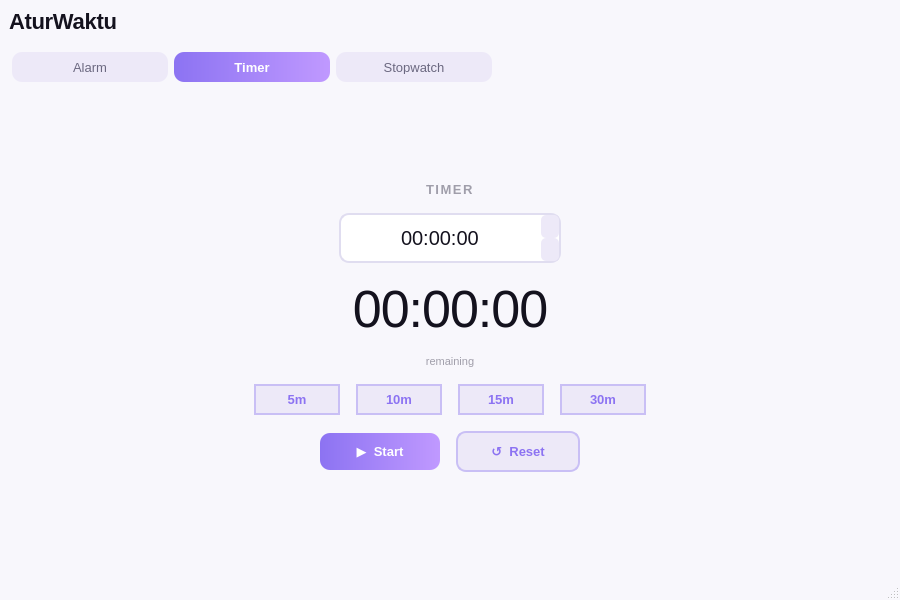
Qt form mainwindow.ui (Dull993/AturWaktu) before a commit.
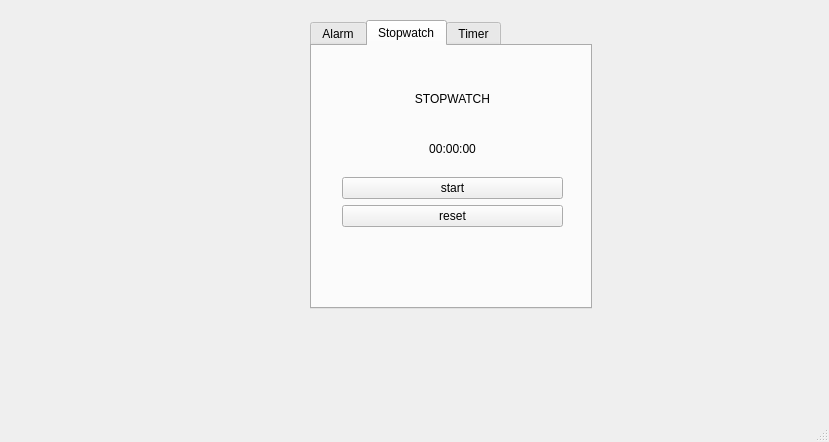
The same form after that commit. The open tabs and pages were chosen to show the change.

```diff
--- a/mainwindow.ui
+++ b/mainwindow.ui
@@ -6,647 +6,179 @@
    <rect>
     <x>0</x>
     <y>0</y>
-    <width>900</width>
-    <height>600</height>
+    <width>829</width>
+    <height>442</height>
    </rect>
   </property>
   <property name="windowTitle">
-   <string>Atur Waktu</string>
-  </property>
-  <property name="styleSheet">
-   <string notr="true">
-QMainWindow {
-    background-color: #f8f7fc;
-}
-QWidget#centralwidget {
-    background-color: #f8f7fc;
-}
-QTabWidget::pane {
-    border: none;
-    background-color: #f8f7fc;
-    border-radius: 16px;
-}
-QTabWidget::tab-bar {
-    alignment: center;
-}
-QTabBar::tab {
-    background-color: #ede9f8;
-    color: #6b6880;
-    font-family: &quot;Inter&quot;;
-    font-size: 13px;
-    padding: 8px 28px;
-    margin: 2px 3px;
-    border-radius: 10px;
-    min-width: 100px;
-}
-QTabBar::tab:selected {
-    background: qlineargradient(x1:0, y1:0, x2:1, y2:0, stop:0 #8c73f2, stop:1 #c099ff);
-    color: #ffffff;
-    font-weight: bold;
-}
-QTabBar::tab:hover:!selected {
-    background-color: #ddd6f7;
-    color: #3d3a52;
-}
-QListWidget {
-    background-color: #ffffff;
-    border: 1.5px solid #e0ddf0;
-    border-radius: 12px;
-    padding: 6px;
-    font-family: &quot;Inter&quot;;
-    font-size: 14px;
-    color: #14121e;
-    outline: none;
-}
-QListWidget::item {
-    padding: 8px 10px;
-    border-radius: 8px;
-    margin: 2px 0px;
-}
-QListWidget::item:selected {
-    background-color: #ede9f8;
-    color: #14121e;
-}
-QListWidget::item:hover {
-    background-color: #f3f0fb;
-}
-QTimeEdit {
-    background-color: #ffffff;
-    border: 1.5px solid #e0ddf0;
-    border-radius: 10px;
-    padding: 8px 12px;
-    font-family: &quot;Inter&quot;;
-    font-size: 16px;
-    color: #14121e;
-}
-QTimeEdit::up-button, QTimeEdit::down-button {
-    width: 18px;
-    border-radius: 5px;
-    background: #ede9f8;
-}
-QPushButton {
-    border-radius: 10px;
-    padding: 10px 20px;
-    font-family: &quot;Inter&quot;;
-    font-size: 13px;
-    font-weight: bold;
-}
-QPushButton#btnAddAlarm {
-    background: qlineargradient(x1:0, y1:0, x2:1, y2:0, stop:0 #8c73f2, stop:1 #c099ff);
-    color: #ffffff;
-    border: none;
-}
-QPushButton#btnAddAlarm:hover {
-    background: qlineargradient(x1:0, y1:0, x2:1, y2:0, stop:0 #7a60e0, stop:1 #b088ee);
-}
-QPushButton#btnDeleteAlarm {
-    background-color: #ede9f8;
-    color: #8c73f2;
-    border: 1.5px solid #c9bff5;
-}
-QPushButton#btnDeleteAlarm:hover {
-    background-color: #ddd6f7;
-}
-QPushButton#btnStartSW, QPushButton#btnStartTimer {
-    background: qlineargradient(x1:0, y1:0, x2:1, y2:0, stop:0 #8c73f2, stop:1 #c099ff);
-    color: #ffffff;
-    border: none;
-    min-width: 80px;
-}
-QPushButton#btnStartSW:hover, QPushButton#btnStartTimer:hover {
-    background: qlineargradient(x1:0, y1:0, x2:1, y2:0, stop:0 #7a60e0, stop:1 #b088ee);
-}
-QPushButton#btnResetSW, QPushButton#btnResetTimer {
-    background-color: #ede9f8;
-    color: #8c73f2;
-    border: 1.5px solid #c9bff5;
-    min-width: 80px;
-}
-QPushButton#btnResetSW:hover, QPushButton#btnResetTimer:hover {
-    background-color: #ddd6f7;
-}
-QPushButton#btnLapSW {
-    background-color: #fff0f6;
-    color: #fa73a6;
-    border: 1.5px solid #fac0d5;
-    min-width: 80px;
-}
-QPushButton#btnLapSW:hover {
-    background-color: #ffe4f0;
-}
-QPushButton#btnPreset5, QPushButton#btnPreset10, QPushButton#btnPreset15, QPushButton#btnPreset30 {
-    background-color: #ede9f8;
-    color: #8c73f2;
-    border: 1.5px solid #c9bff5;
-    padding: 6px 14px;
-    min-width: 54px;
-    border-radius: 18px;
-}
-QPushButton#btnPreset5:hover, QPushButton#btnPreset10:hover,
-QPushButton#btnPreset15:hover, QPushButton#btnPreset30:hover {
-    background-color: #ddd6f7;
-}
-QLabel#labelTitle {
-    font-family: &quot;Inter&quot;;
-    font-size: 22px;
-    font-weight: bold;
-    color: #14121e;
-    letter-spacing: -0.3px;
-}
-QLabel#labelStopwatch {
-    font-family: &quot;Inter&quot;;
-    font-size: 52px;
-    color: #14121e;
-    letter-spacing: -1.5px;
-}
-QLabel#labelTimer {
-    font-family: &quot;Inter&quot;;
-    font-size: 52px;
-    color: #14121e;
-    letter-spacing: -1px;
-}
-QLabel#labelTimerRemaining {
-    font-family: &quot;Inter&quot;;
-    font-size: 11px;
-    color: #a09eaa;
-}
-QLabel#labelSWHeader, QLabel#labelTimerHeader {
-    font-family: &quot;Inter&quot;;
-    font-size: 13px;
-    color: #a09eaa;
-    font-weight: bold;
-    letter-spacing: 1.5px;
-}
-QFrame#divider {
-    color: #e0ddf0;
-}
-   </string>
+   <string>MainWindow</string>
   </property>
   <widget class="QWidget" name="centralwidget">
-   <layout class="QVBoxLayout" name="mainVLayout">
-    <property name="spacing">
-     <number>16</number>
+   <widget class="QTabWidget" name="Alarm">
+    <property name="geometry">
+     <rect>
+      <x>310</x>
+      <y>20</y>
+      <width>282</width>
+      <height>289</height>
+     </rect>
     </property>
-    <item>
-     <layout class="QHBoxLayout" name="headerLayout">
+    <property name="currentIndex">
+     <number>0</number>
+    </property>
+    <widget class="QWidget" name="tab">
+     <attribute name="title">
+      <string>Alarm</string>
+     </attribute>
+     <layout class="QVBoxLayout" name="verticalLayout_3">
       <item>
-       <widget class="QLabel" name="labelTitle">
+       <widget class="QListWidget" name="listAlarm"/>
+      </item>
+      <item>
+       <widget class="QTimeEdit" name="timeEditAlarm">
+        <property name="displayFormat">
+         <string>HH:mm:ss</string>
+        </property>
+       </widget>
+      </item>
+      <item>
+       <widget class="QPushButton" name="btnAddAlarm">
         <property name="text">
-         <string>AturWaktu</string>
+         <string>Add Alarm</string>
         </property>
        </widget>
       </item>
       <item>
-       <spacer name="headerSpacer">
-        <property name="orientation">
-         <enum>Qt::Orientation::Horizontal</enum>
+       <widget class="QPushButton" name="btnDeleteAlarm">
+        <property name="text">
+         <string>Delete</string>
         </property>
-        <property name="sizeHint" stdset="0">
-         <size>
-          <width>0</width>
-          <height>0</height>
-         </size>
-        </property>
-       </spacer>
+       </widget>
       </item>
      </layout>
-    </item>
-    <item>
-     <widget class="QTabWidget" name="tabAturWaktu">
-      <property name="tabPosition">
-       <enum>QTabWidget::TabPosition::North</enum>
+    </widget>
+    <widget class="QWidget" name="tab_2">
+     <attribute name="title">
+      <string>Stopwatch</string>
+     </attribute>
+     <widget class="QWidget" name="verticalLayoutWidget">
+      <property name="geometry">
+       <rect>
+        <x>30</x>
+        <y>30</y>
+        <width>221</width>
+        <height>151</height>
+       </rect>
       </property>
-      <property name="currentIndex">
-       <number>2</number>
+      <layout class="QVBoxLayout" name="verticalLayout">
+       <item>
+        <widget class="QLabel" name="label">
+         <property name="mouseTracking">
+          <bool>false</bool>
+         </property>
+         <property name="acceptDrops">
+          <bool>false</bool>
+         </property>
+         <property name="autoFillBackground">
+          <bool>false</bool>
+         </property>
+         <property name="text">
+          <string>STOPWATCH</string>
+         </property>
+         <property name="alignment">
+          <set>Qt::AlignmentFlag::AlignCenter</set>
+         </property>
+        </widget>
+       </item>
+       <item>
+        <widget class="QLabel" name="labelStopwatch">
+         <property name="text">
+          <string>00:00:00</string>
+         </property>
+         <property name="alignment">
+          <set>Qt::AlignmentFlag::AlignCenter</set>
+         </property>
+        </widget>
+       </item>
+       <item>
+        <widget class="QPushButton" name="btnStartSW">
+         <property name="text">
+          <string>start</string>
+         </property>
+        </widget>
+       </item>
+       <item>
+        <widget class="QPushButton" name="btnResetSW">
+         <property name="text">
+          <string>reset</string>
+         </property>
+        </widget>
+       </item>
+      </layout>
+     </widget>
+    </widget>
+    <widget class="QWidget" name="tab_3">
+     <attribute name="title">
+      <string>Timer</string>
+     </attribute>
+     <widget class="QWidget" name="verticalLayoutWidget_2">
+      <property name="geometry">
+       <rect>
+        <x>40</x>
+        <y>30</y>
+        <width>201</width>
+        <height>171</height>
+       </rect>
       </property>
-      <property name="documentMode">
-       <bool>false</bool>
-      </property>
-      <widget class="QWidget" name="tabAlarm">
-       <attribute name="title">
-        <string>Alarm</string>
-       </attribute>
-       <layout class="QHBoxLayout" name="alarmHLayout">
-        <property name="spacing">
-         <number>20</number>
-        </property>
-        <item>
-         <layout class="QVBoxLayout" name="alarmListVLayout">
-          <property name="spacing">
-           <number>10</number>
-          </property>
-          <item>
-           <widget class="QLabel" name="labelAlarmList">
-            <property name="styleSheet">
-             <string>font-family: 'Inter'; font-size: 13px; font-weight: bold; color: #6b6880; letter-spacing: 1px;</string>
-            </property>
-            <property name="text">
-             <string>Daftar Alarm</string>
-            </property>
-           </widget>
-          </item>
-          <item>
-           <widget class="QListWidget" name="listAlarm"/>
-          </item>
-         </layout>
-        </item>
-        <item>
-         <layout class="QVBoxLayout" name="alarmControlVLayout">
-          <property name="spacing">
-           <number>12</number>
-          </property>
-          <item>
-           <spacer name="alarmTopSpacer">
-            <property name="orientation">
-             <enum>Qt::Orientation::Vertical</enum>
-            </property>
-            <property name="sizeHint" stdset="0">
-             <size>
-              <width>20</width>
-              <height>40</height>
-             </size>
-            </property>
-           </spacer>
-          </item>
-          <item>
-           <widget class="QLabel" name="labelSetAlarm">
-            <property name="styleSheet">
-             <string>font-family: 'Inter'; font-size: 13px; font-weight: bold; color: #6b6880; letter-spacing: 1px;</string>
-            </property>
-            <property name="text">
-             <string>Atur Waktu Alarm</string>
-            </property>
-           </widget>
-          </item>
-          <item>
-           <widget class="QTimeEdit" name="timeEditAlarm">
-            <property name="alignment">
-             <set>Qt::AlignmentFlag::AlignCenter</set>
-            </property>
-            <property name="displayFormat">
-             <string>HH:mm:ss</string>
-            </property>
-           </widget>
-          </item>
-          <item>
-           <widget class="QPushButton" name="btnAddAlarm">
-            <property name="text">
-             <string>＋  Tambah Alarm</string>
-            </property>
-           </widget>
-          </item>
-          <item>
-           <widget class="QPushButton" name="btnDeleteAlarm">
-            <property name="text">
-             <string>Hapus Alarm</string>
-            </property>
-           </widget>
-          </item>
-          <item>
-           <spacer name="alarmBottomSpacer">
-            <property name="orientation">
-             <enum>Qt::Orientation::Vertical</enum>
-            </property>
-            <property name="sizeHint" stdset="0">
-             <size>
-              <width>0</width>
-              <height>0</height>
-             </size>
-            </property>
-           </spacer>
-          </item>
-         </layout>
-        </item>
-       </layout>
-      </widget>
-      <widget class="QWidget" name="tabTimer">
-       <attribute name="title">
-        <string>Timer</string>
-       </attribute>
-       <layout class="QVBoxLayout" name="timerVLayout">
-        <property name="spacing">
-         <number>16</number>
-        </property>
-        <item>
-         <spacer name="timerTopSpacer">
-          <property name="orientation">
-           <enum>Qt::Orientation::Vertical</enum>
-          </property>
-          <property name="sizeHint" stdset="0">
-           <size>
-            <width>20</width>
-            <height>20</height>
-           </size>
-          </property>
-         </spacer>
-        </item>
-        <item>
-         <widget class="QLabel" name="labelTimerHeader">
-          <property name="text">
-           <string>TIMER</string>
-          </property>
-          <property name="alignment">
-           <set>Qt::AlignmentFlag::AlignCenter</set>
-          </property>
-         </widget>
-        </item>
-        <item>
-         <layout class="QHBoxLayout" name="timerInputHLayout">
-          <item>
-           <spacer>
-            <property name="orientation">
-             <enum>Qt::Orientation::Horizontal</enum>
-            </property>
-            <property name="sizeHint" stdset="0">
-             <size>
-              <width>0</width>
-              <height>0</height>
-             </size>
-            </property>
-           </spacer>
-          </item>
-          <item>
-           <widget class="QTimeEdit" name="timeEditTimer">
-            <property name="styleSheet">
-             <string>font-size: 20px; padding: 10px 20px; min-width: 160px;</string>
-            </property>
-            <property name="alignment">
-             <set>Qt::AlignmentFlag::AlignCenter</set>
-            </property>
-            <property name="displayFormat">
-             <string>HH:mm:ss</string>
-            </property>
-           </widget>
-          </item>
-          <item>
-           <spacer>
-            <property name="orientation">
-             <enum>Qt::Orientation::Horizontal</enum>
-            </property>
-            <property name="sizeHint" stdset="0">
-             <size>
-              <width>0</width>
-              <height>0</height>
-             </size>
-            </property>
-           </spacer>
-          </item>
-         </layout>
-        </item>
-        <item>
-         <widget class="QLabel" name="labelTimer">
-          <property name="text">
-           <string>00:00:00</string>
-          </property>
-          <property name="alignment">
-           <set>Qt::AlignmentFlag::AlignCenter</set>
-          </property>
-         </widget>
-        </item>
-        <item>
-         <widget class="QLabel" name="labelTimerRemaining">
-          <property name="text">
-           <string>remaining</string>
-          </property>
-          <property name="alignment">
-           <set>Qt::AlignmentFlag::AlignCenter</set>
-          </property>
-         </widget>
-        </item>
-        <item>
-         <layout class="QHBoxLayout" name="timerPresetHLayout">
-          <item>
-           <spacer>
-            <property name="orientation">
-             <enum>Qt::Orientation::Horizontal</enum>
-            </property>
-            <property name="sizeHint" stdset="0">
-             <size>
-              <width>0</width>
-              <height>0</height>
-             </size>
-            </property>
-           </spacer>
-          </item>
-          <item>
-           <widget class="QPushButton" name="btnPreset5">
-            <property name="text">
-             <string>5m</string>
-            </property>
-           </widget>
-          </item>
-          <item>
-           <widget class="QPushButton" name="btnPreset10">
-            <property name="text">
-             <string>10m</string>
-            </property>
-           </widget>
-          </item>
-          <item>
-           <widget class="QPushButton" name="btnPreset15">
-            <property name="text">
-             <string>15m</string>
-            </property>
-           </widget>
-          </item>
-          <item>
-           <widget class="QPushButton" name="btnPreset30">
-            <property name="text">
-             <string>30m</string>
-            </property>
-           </widget>
-          </item>
-          <item>
-           <spacer>
-            <property name="orientation">
-             <enum>Qt::Orientation::Horizontal</enum>
-            </property>
-            <property name="sizeHint" stdset="0">
-             <size>
-              <width>0</width>
-              <height>0</height>
-             </size>
-            </property>
-           </spacer>
-          </item>
-         </layout>
-        </item>
-        <item>
-         <layout class="QHBoxLayout" name="timerBtnHLayout">
-          <item>
-           <spacer>
-            <property name="orientation">
-             <enum>Qt::Orientation::Horizontal</enum>
-            </property>
-            <property name="sizeHint" stdset="0">
-             <size>
-              <width>0</width>
-              <height>0</height>
-             </size>
-            </property>
-           </spacer>
-          </item>
-          <item>
-           <widget class="QPushButton" name="btnStartTimer">
-            <property name="text">
-             <string>▶  Start</string>
-            </property>
-           </widget>
-          </item>
-          <item>
-           <widget class="QPushButton" name="btnResetTimer">
-            <property name="text">
-             <string>↺  Reset</string>
-            </property>
-           </widget>
-          </item>
-          <item>
-           <spacer>
-            <property name="orientation">
-             <enum>Qt::Orientation::Horizontal</enum>
-            </property>
-            <property name="sizeHint" stdset="0">
-             <size>
-              <width>0</width>
-              <height>0</height>
-             </size>
-            </property>
-           </spacer>
-          </item>
-         </layout>
-        </item>
-        <item>
-         <spacer name="timerBottomSpacer">
-          <property name="orientation">
-           <enum>Qt::Orientation::Vertical</enum>
-          </property>
-          <property name="sizeHint" stdset="0">
-           <size>
-            <width>0</width>
-            <height>0</height>
-           </size>
-          </property>
-         </spacer>
-        </item>
-       </layout>
-      </widget>
-      <widget class="QWidget" name="tabStopwatch">
-       <attribute name="title">
-        <string>Stopwatch</string>
-       </attribute>
-       <layout class="QVBoxLayout" name="swVLayout">
-        <property name="spacing">
-         <number>16</number>
-        </property>
-        <item>
-         <spacer name="swTopSpacer">
-          <property name="orientation">
-           <enum>Qt::Orientation::Vertical</enum>
-          </property>
-          <property name="sizeHint" stdset="0">
-           <size>
-            <width>20</width>
-            <height>20</height>
-           </size>
-          </property>
-         </spacer>
-        </item>
-        <item>
-         <widget class="QLabel" name="labelSWHeader">
-          <property name="text">
-           <string>STOPWATCH</string>
-          </property>
-          <property name="alignment">
-           <set>Qt::AlignmentFlag::AlignCenter</set>
-          </property>
-         </widget>
-        </item>
-        <item>
-         <widget class="QLabel" name="labelStopwatch">
-          <property name="text">
-           <string>00:00.00</string>
-          </property>
-          <property name="alignment">
-           <set>Qt::AlignmentFlag::AlignCenter</set>
-          </property>
-         </widget>
-        </item>
-        <item>
-         <layout class="QHBoxLayout" name="swBtnHLayout">
-          <item>
-           <spacer>
-            <property name="orientation">
-             <enum>Qt::Orientation::Horizontal</enum>
-            </property>
-            <property name="sizeHint" stdset="0">
-             <size>
-              <width>0</width>
-              <height>0</height>
-             </size>
-            </property>
-           </spacer>
-          </item>
-          <item>
-           <widget class="QPushButton" name="btnStartSW">
-            <property name="text">
-             <string>▶  Start</string>
-            </property>
-           </widget>
-          </item>
-          <item>
-           <widget class="QPushButton" name="btnLapSW">
-            <property name="text">
-             <string>⚑  Lap</string>
-            </property>
-           </widget>
-          </item>
-          <item>
-           <widget class="QPushButton" name="btnResetSW">
-            <property name="text">
-             <string>↺  Reset</string>
-            </property>
-           </widget>
-          </item>
-          <item>
-           <spacer>
-            <property name="orientation">
-             <enum>Qt::Orientation::Horizontal</enum>
-            </property>
-            <property name="sizeHint" stdset="0">
-             <size>
-              <width>0</width>
-              <height>0</height>
-             </size>
-            </property>
-           </spacer>
-          </item>
-         </layout>
-        </item>
-        <item>
-         <widget class="QListWidget" name="listLap">
-          <property name="styleSheet">
-           <string>QListWidget { background-color: #ffffff; border: 1.5px solid #e0ddf0; border-radius: 12px; padding: 6px; font-family: 'Inter'; font-size: 13px; color: #14121e; } QListWidget::item { padding: 6px 10px; border-radius: 8px; margin: 2px 0px; } QListWidget::item:selected { background-color: #fff0f6; color: #fa73a6; }</string>
-          </property>
-         </widget>
-        </item>
-        <item>
-         <spacer name="swBottomSpacer">
-          <property name="orientation">
-           <enum>Qt::Orientation::Vertical</enum>
-          </property>
-          <property name="sizeHint" stdset="0">
-           <size>
-            <width>20</width>
-            <height>20</height>
-           </size>
-          </property>
-         </spacer>
-        </item>
-       </layout>
-      </widget>
+      <layout class="QVBoxLayout" name="verticalLayout_2">
+       <item>
+        <widget class="QLabel" name="label_2">
+         <property name="text">
+          <string>TIMER</string>
+         </property>
+         <property name="alignment">
+          <set>Qt::AlignmentFlag::AlignCenter</set>
+         </property>
+        </widget>
+       </item>
+       <item>
+        <widget class="QTimeEdit" name="timeEditTimer">
+         <property name="alignment">
+          <set>Qt::AlignmentFlag::AlignCenter</set>
+         </property>
+         <property name="displayFormat">
+          <string>HH:mm:ss</string>
+         </property>
+        </widget>
+       </item>
+       <item>
+        <widget class="QLabel" name="labelTimer">
+         <property name="text">
+          <string>00:00:00</string>
+         </property>
+         <property name="alignment">
+          <set>Qt::AlignmentFlag::AlignCenter</set>
+         </property>
+        </widget>
+       </item>
+       <item>
+        <widget class="QPushButton" name="btnStartTimer">
+         <property name="text">
+          <string>start</string>
+         </property>
+        </widget>
+       </item>
+       <item>
+        <widget class="QPushButton" name="btnResetTimer">
+         <property name="text">
+          <string>reset</string>
+         </property>
+        </widget>
+       </item>
+      </layout>
      </widget>
-    </item>
-   </layout>
+    </widget>
+   </widget>
   </widget>
   <widget class="QMenuBar" name="menubar">
    <property name="geometry">
@@ -661,11 +193,7 @@
     <string>QMenuBar { background-color: #f8f7fc; color: #14121e; font-family: 'Inter'; font-size: 13px; } QMenuBar::item:selected { background-color: #ede9f8; border-radius: 6px; }</string>
    </property>
   </widget>
-  <widget class="QStatusBar" name="statusbar">
-   <property name="styleSheet">
-    <string>QStatusBar { background-color: #f8f7fc; color: #a09eaa; font-family: 'Inter'; font-size: 12px; }</string>
-   </property>
-  </widget>
+  <widget class="QStatusBar" name="statusbar"/>
  </widget>
  <resources/>
  <connections/>
```
Left out of the diff: 7 changed lines with no effect on the pictures.
